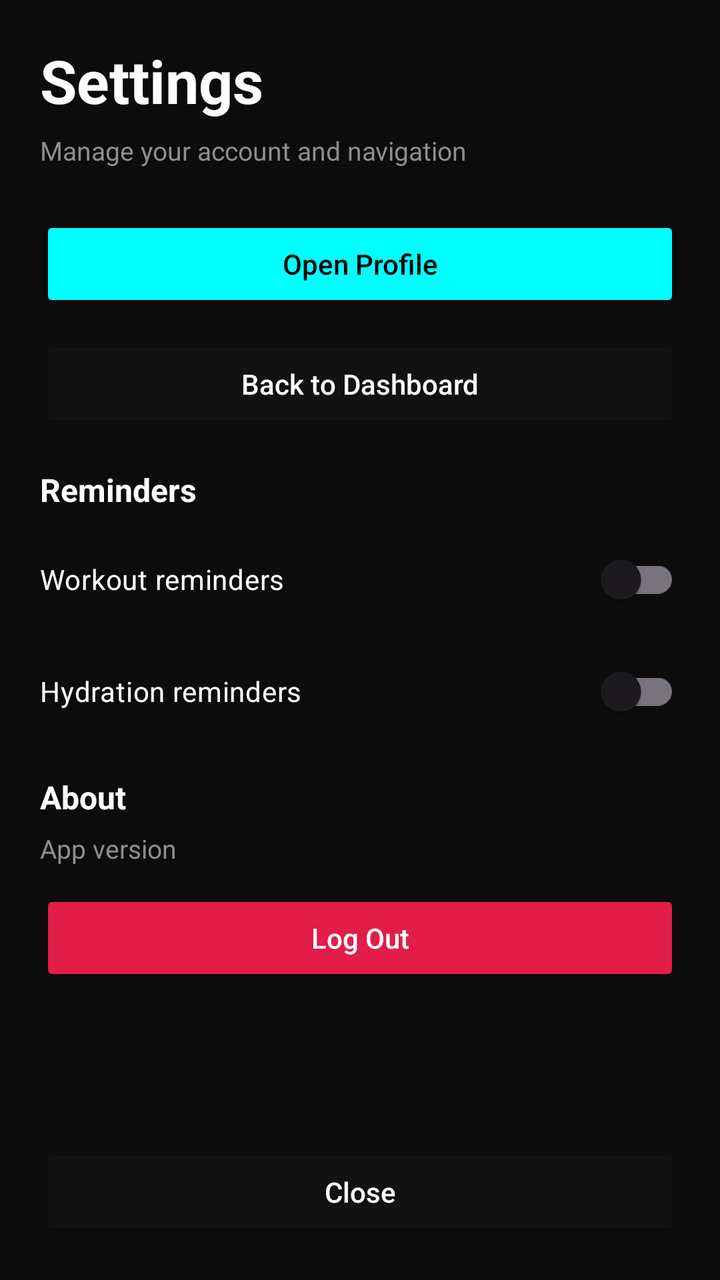
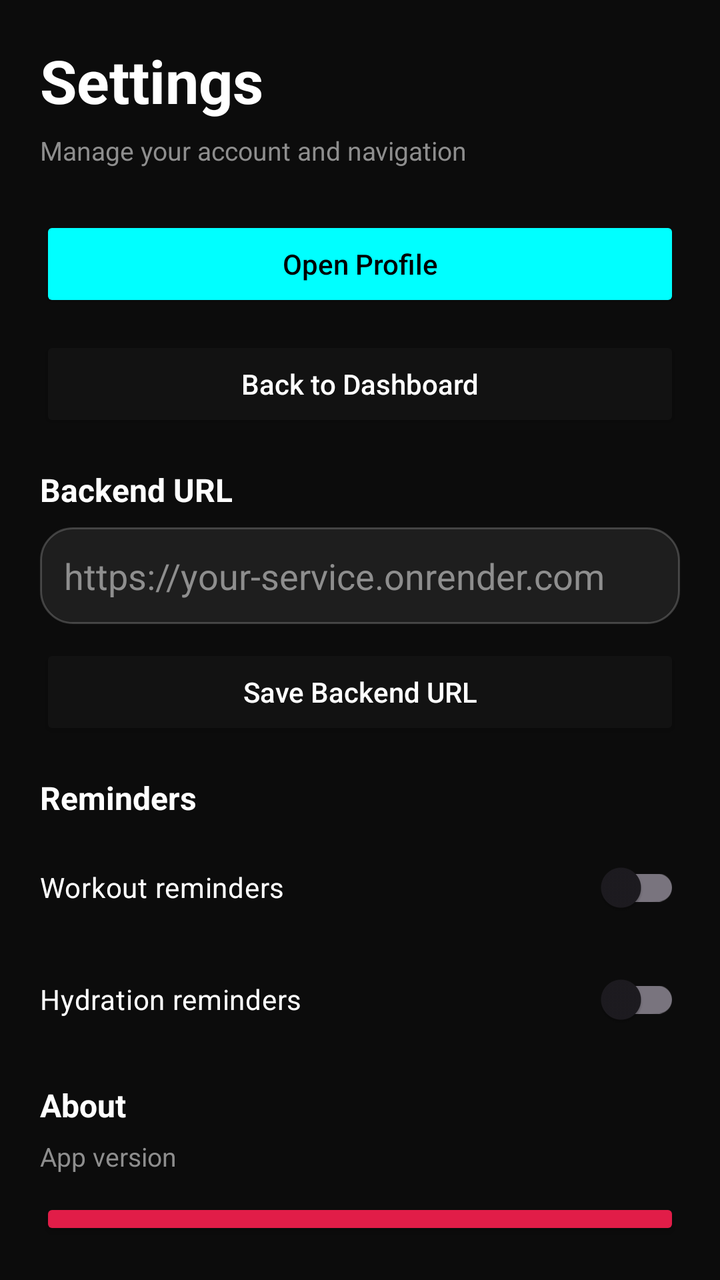

Before-and-after screenshots of an Android layout around one commit, followed by the original layout XML and the change that was made.
<!-- AndroidManifest.xml: application theme Theme.ProFitness -->
<!-- res/layout/activity_settings.xml -->
<?xml version="1.0" encoding="utf-8"?>
<LinearLayout xmlns:android="http://schemas.android.com/apk/res/android"
    android:layout_width="match_parent"
    android:layout_height="match_parent"
    android:orientation="vertical"
    android:padding="20dp"
    android:background="@color/bg_dark">

    <TextView
        android:layout_width="match_parent"
        android:layout_height="wrap_content"
        android:text="Settings"
        android:textColor="@color/white"
        android:textStyle="bold"
        android:textSize="30sp" />

    <TextView
        android:layout_width="match_parent"
        android:layout_height="wrap_content"
        android:layout_marginTop="6dp"
        android:text="Manage your account and navigation"
        android:textColor="@color/text_gray"
        android:textSize="13sp" />

    <Button
        android:id="@+id/btn_settings_profile"
        android:layout_width="match_parent"
        android:layout_height="wrap_content"
        android:layout_marginTop="24dp"
        android:text="Open Profile"
        android:textAllCaps="false"
        android:backgroundTint="@color/neon_cyan"
        android:textColor="@android:color/black" />

    <Button
        android:id="@+id/btn_settings_dashboard"
        android:layout_width="match_parent"
        android:layout_height="wrap_content"
        android:layout_marginTop="12dp"
        android:text="Back to Dashboard"
        android:textAllCaps="false"
        android:backgroundTint="@color/card_bg"
        android:textColor="@color/white" />

    <TextView
        android:layout_width="match_parent"
        android:layout_height="wrap_content"
        android:layout_marginTop="18dp"
        android:text="Reminders"
        android:textColor="@color/white"
        android:textStyle="bold"
        android:textSize="16sp" />

    <androidx.appcompat.widget.SwitchCompat
        android:id="@+id/switch_settings_workout_reminder"
        android:layout_width="match_parent"
        android:layout_height="wrap_content"
        android:layout_marginTop="10dp"
        android:text="Workout reminders"
        android:textColor="@color/white" />

    <androidx.appcompat.widget.SwitchCompat
        android:id="@+id/switch_settings_hydration_reminder"
        android:layout_width="match_parent"
        android:layout_height="wrap_content"
        android:layout_marginTop="8dp"
        android:text="Hydration reminders"
        android:textColor="@color/white" />

    <TextView
        android:layout_width="match_parent"
        android:layout_height="wrap_content"
        android:layout_marginTop="18dp"
        android:text="About"
        android:textColor="@color/white"
        android:textStyle="bold"
        android:textSize="16sp" />

    <TextView
        android:id="@+id/tv_settings_version"
        android:layout_width="match_parent"
        android:layout_height="wrap_content"
        android:layout_marginTop="6dp"
        android:text="App version"
        android:textColor="@color/text_gray"
        android:textSize="13sp" />

    <Button
        android:id="@+id/btn_settings_logout"
        android:layout_width="match_parent"
        android:layout_height="wrap_content"
        android:layout_marginTop="12dp"
        android:text="Log Out"
        android:textAllCaps="false"
        android:backgroundTint="#E11D48"
        android:textColor="@color/white" />

    <View
        android:layout_width="match_parent"
        android:layout_height="0dp"
        android:layout_weight="1" />

    <Button
        android:id="@+id/btn_settings_back"
        android:layout_width="match_parent"
        android:layout_height="wrap_content"
        android:text="Close"
        android:textAllCaps="false"
        android:backgroundTint="@color/card_bg"
        android:textColor="@color/white" />

</LinearLayout>
<!-- resources referenced by this layout -->
<resources>
  <color name="bg_dark">#0C0C0C</color>
  <color name="card_bg">#121212</color>
  <color name="neon_cyan">#00FFFF</color>
  <color name="text_gray">#8E8E8E</color>
  <color name="white">#FFFFFF</color>
  <style name="Theme.ProFitness" parent="android:Theme.Material.Light.NoActionBar" />
</resources>

<!-- the commit's change to res/layout/activity_settings.xml (unified diff, before → after) -->
@@ -38,6 +38,37 @@
         android:layout_height="wrap_content"
         android:layout_marginTop="12dp"
         android:text="Back to Dashboard"
+        android:textAllCaps="false"
+        android:backgroundTint="@color/card_bg"
+        android:textColor="@color/white" />
+
+    <TextView
+        android:layout_width="match_parent"
+        android:layout_height="wrap_content"
+        android:layout_marginTop="18dp"
+        android:text="Backend URL"
+        android:textColor="@color/white"
+        android:textStyle="bold"
+        android:textSize="16sp" />
+
+    <EditText
+        android:id="@+id/et_settings_backend_url"
+        android:layout_width="match_parent"
+        android:layout_height="wrap_content"
+        android:layout_marginTop="8dp"
+        android:background="@drawable/input_field_bg"
+        android:hint="https://your-service.onrender.com"
+        android:inputType="textUri"
+        android:padding="12dp"
+        android:textColor="@color/white"
+        android:textColorHint="@color/text_gray" />
+
+    <Button
+        android:id="@+id/btn_settings_save_backend"
+        android:layout_width="match_parent"
+        android:layout_height="wrap_content"
+        android:layout_marginTop="10dp"
+        android:text="Save Backend URL"
         android:textAllCaps="false"
         android:backgroundTint="@color/card_bg"
         android:textColor="@color/white" />
<!-- resource entries referenced after the edit -->
@@ -5,6 +5,17 @@
   <color name="neon_cyan">#00FFFF</color>
   <color name="text_gray">#8E8E8E</color>
   <color name="white">#FFFFFF</color>
+  <!-- drawable input_field_bg (drawable) -->
+  <?xml version="1.0" encoding="utf-8"?>
+  <shape xmlns:android="http://schemas.android.com/apk/res/android">
+      <solid android:color="#1E1E1E" />
+  
+      <corners android:radius="16dp" />
+  
+      <stroke
+          android:width="1dp"
+          android:color="#33FFFFFF" />
+  </shape>
   <style name="Theme.ProFitness" parent="android:Theme.Material.Light.NoActionBar" />
 </resources>
 
